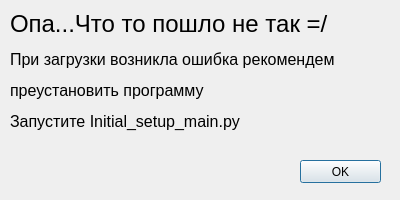
The window that mainWindows/Interface/tech_windows.ui (Roman4404/spanel) describes before a commit, drawn with Qt 5.
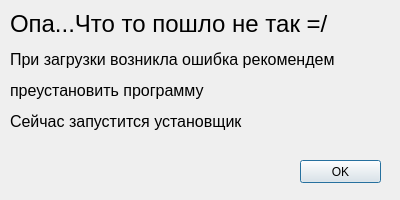
The same window after the commit.

Commit message: Фикс проблемы с установщиком

What changed in the file:
```diff
--- a/mainWindows/Interface/tech_windows.ui
+++ b/mainWindows/Interface/tech_windows.ui
@@ -49,7 +49,7 @@
     </font>
    </property>
    <property name="text">
-    <string>&lt;html&gt;&lt;head/&gt;&lt;body&gt;&lt;p&gt;При загрузки возникла ошибка рекомендем &lt;/p&gt;&lt;p&gt;преустановить программу &lt;/p&gt;&lt;p&gt;Запустите Initial_setup_main.py&lt;/p&gt;&lt;/body&gt;&lt;/html&gt;</string>
+    <string>&lt;html&gt;&lt;head/&gt;&lt;body&gt;&lt;p&gt;При загрузки возникла ошибка рекомендем &lt;/p&gt;&lt;p&gt;преустановить программу &lt;/p&gt;&lt;p&gt;Сейчас запустится установщик&lt;/p&gt;&lt;/body&gt;&lt;/html&gt;</string>
    </property>
    <property name="alignment">
     <set>Qt::AlignLeading|Qt::AlignLeft|Qt::AlignTop</set>
```
The commit also changes 2 other files.
